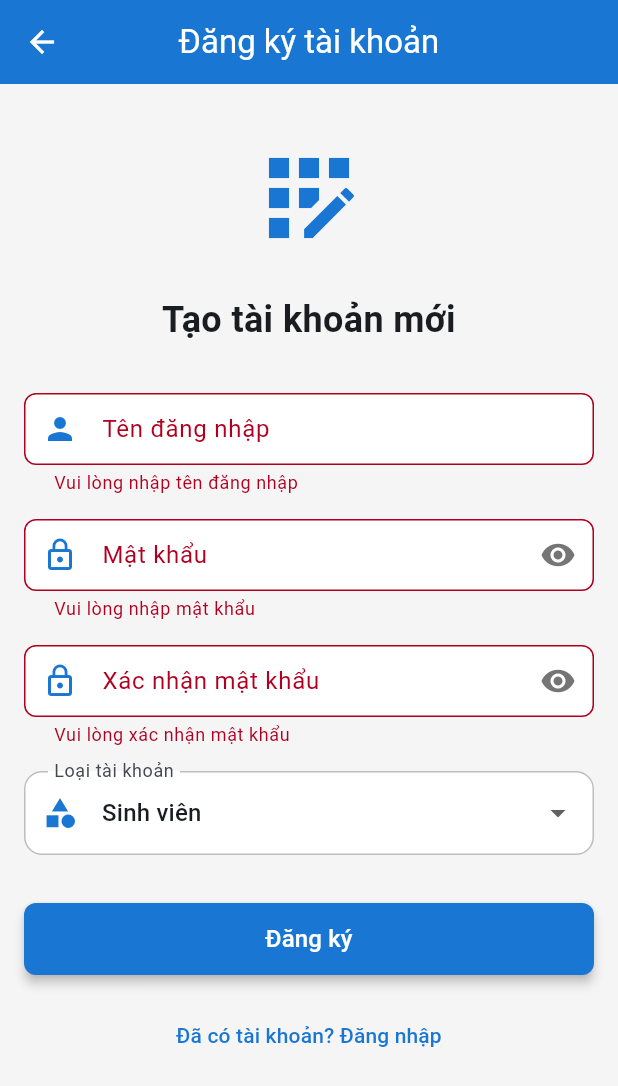
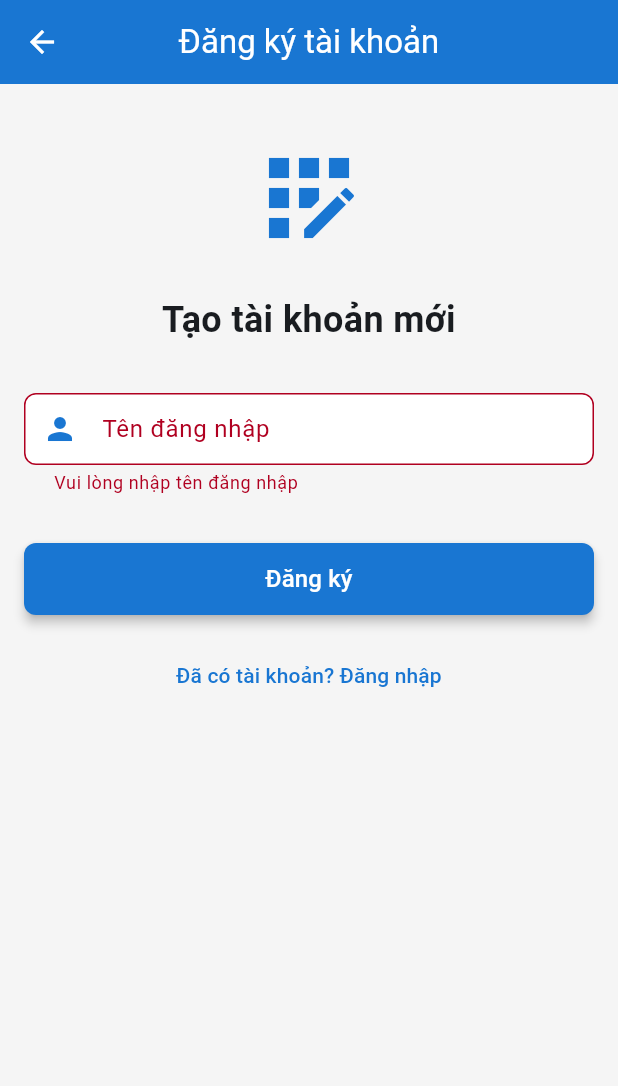
Before and after one commit to DucHien2302/thesis_manage_project, a Flutter app: the RegisterView screen opened directly, after a tap on "Đăng ký", on a phone screen of 412 x 824 dp. Shown: the top 1086 px of the screen. Run offline on Flutter 3.47's test engine with Material 3 defaults, Android fonts, the phone set to English and light mode, and no system bars; our stand-ins replace bloc, equatable, flutter_bloc, shared_preferences; accounts and stored records are empty.

Commit message:
feature_2

```diff
--- a/lib/screens/auth/blocs/auth_bloc.dart
+++ b/lib/screens/auth/blocs/auth_bloc.dart
@@ -3,6 +3,7 @@ import 'package:equatable/equatable.dart';
 import 'package:thesis_manage_project/repositories/auth_repository.dart';
 import 'package:thesis_manage_project/services/permission_service.dart';
 import 'package:thesis_manage_project/utils/logger.dart';
+import 'package:thesis_manage_project/config/constants.dart';
 
 // Auth Events - Định nghĩa các sự kiện liên quan đến xác thực
 abstract class AuthEvent extends Equatable {
@@ -330,30 +331,18 @@ class AuthBloc extends Bloc<AuthEvent, AuthState> {
         emit(const AuthFailure('Vui lòng nhập tên đăng nhập'));
         return;
       }
-
-      if (event.password.isEmpty) {
-        emit(const AuthFailure('Vui lòng nhập mật khẩu'));
-        return;
-      }
-
-      if (event.password != event.confirmPassword) {
-        emit(const AuthFailure('Mật khẩu xác nhận không khớp'));
-        return;
-      }
-
+      // Không kiểm tra mật khẩu nữa
       // Gọi API đăng ký
       final registerResponse = await _authRepository.register(
         event.username,
-        event.password,
-        event.userType,
+        '', // Không cần mật khẩu
+        AppConfig.userTypeStudent, // Luôn là sinh viên
       );
-
       // Kiểm tra lỗi đăng ký
       if (registerResponse.containsKey('error')) {
         emit(AuthFailure('Đăng ký thất bại: ${registerResponse['error']}'));
         return;
       }
-
       emit(const RegisterSuccess('Đăng ký thành công! Vui lòng đăng nhập.'));
     } catch (e) {
       _logger.error('Lỗi xử lý đăng ký trong bloc: $e');
--- a/lib/screens/auth/views/register_view.dart
+++ b/lib/screens/auth/views/register_view.dart
@@ -16,17 +16,11 @@ class RegisterView extends StatefulWidget {
 class _RegisterViewState extends State<RegisterView> {
   final _formKey = GlobalKey<FormState>();
   final _usernameController = TextEditingController();
-  final _passwordController = TextEditingController();
-  final _confirmPasswordController = TextEditingController();
-  bool _obscurePassword = true;
-  bool _obscureConfirmPassword = true;
-  int _selectedUserType = AppConfig.userTypeStudent;
+  final int _selectedUserType = AppConfig.userTypeStudent;
 
   @override
   void dispose() {
     _usernameController.dispose();
-    _passwordController.dispose();
-    _confirmPasswordController.dispose();
     super.dispose();
   }
 
@@ -35,8 +29,8 @@ class _RegisterViewState extends State<RegisterView> {
       context.read<AuthBloc>().add(
         RegisterRequested(
           username: _usernameController.text.trim(),
-          password: _passwordController.text,
-          confirmPassword: _confirmPasswordController.text,
+          password: '', // Không cần mật khẩu
+          confirmPassword: '', // Không cần xác nhận mật khẩu
           userType: _selectedUserType,
         ),
       );
@@ -100,65 +94,6 @@ class _RegisterViewState extends State<RegisterView> {
                     prefixIcon: const Icon(Icons.person),
                     validator: Validators.validateUsername,
                   ),
-                  const SizedBox(height: 16),
-                  // Password field
-                  CustomTextField(
-                    controller: _passwordController,
-                    labelText: 'Mật khẩu',
-                    prefixIcon: const Icon(Icons.lock_outline),
-                    suffixIcon: IconButton(
-                      icon: Icon(_obscurePassword ? Icons.visibility : Icons.visibility_off),
-                      onPressed: () {
-                        setState(() {
-                          _obscurePassword = !_obscurePassword;
-                        });
-                      },
-                    ),
-                    obscureText: _obscurePassword,
-                    validator: Validators.validatePassword,
-                  ),
-                  const SizedBox(height: 16),
-                  // Confirm password field
-                  CustomTextField(
-                    controller: _confirmPasswordController,
-                    labelText: 'Xác nhận mật khẩu',
-                    prefixIcon: const Icon(Icons.lock_outline),
-                    suffixIcon: IconButton(
-                      icon: Icon(_obscureConfirmPassword ? Icons.visibility : Icons.visibility_off),
-                      onPressed: () {
-                        setState(() {
-                          _obscureConfirmPassword = !_obscureConfirmPassword;
-                        });
-                      },
-                    ),
-                    obscureText: _obscureConfirmPassword,
-                    validator: (value) => Validators.validateConfirmPassword(value, _passwordController.text),
-                  ),
-                  const SizedBox(height: 16),
-                  // User type selection
-                  DropdownButtonFormField<int>(
-                    decoration: const InputDecoration(
-                      labelText: 'Loại tài khoản',
-                      prefixIcon: Icon(Icons.category),
-                      border: OutlineInputBorder(),
-                    ),
-                    value: _selectedUserType,
-                    items: [
-                      DropdownMenuItem(
-                        value: AppConfig.userTypeStudent,
-                        child: const Text('Sinh viên'),
-                      ),
-                      DropdownMenuItem(
-                        value: AppConfig.userTypeLecturer,
-                        child: const Text('Giảng viên'),
-                      ),
-                    ],
-                    onChanged: (value) {
-                      setState(() {
-                        _selectedUserType = value ?? AppConfig.userTypeStudent;
-                      });
-                    },
-                  ),
                   const SizedBox(height: 32),
                   // Register button
                   CustomButton(
```
